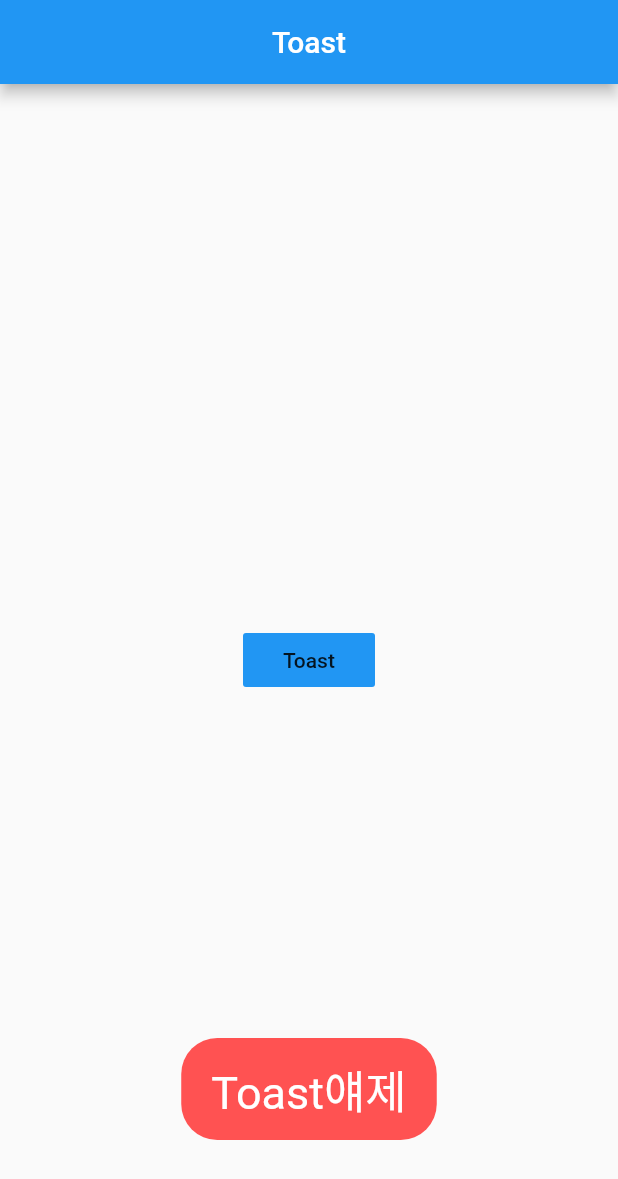
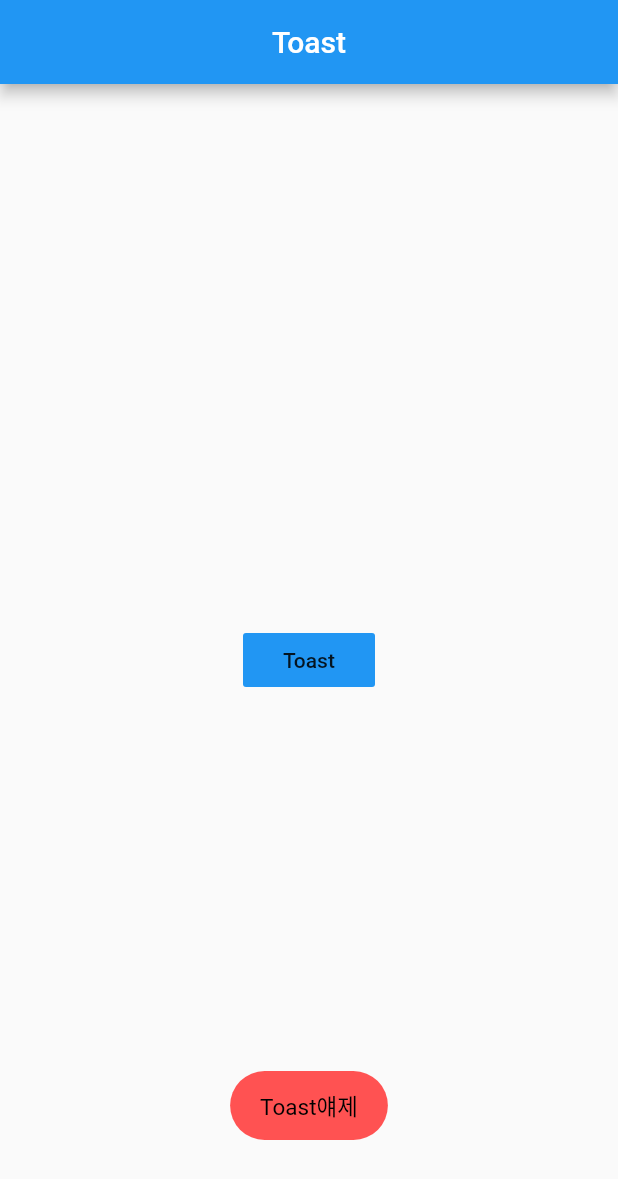
Before and after one commit to w4oamI/Flutter_tutorial, a Flutter app: the screen it shows after launch, after a tap on "Toast", on a phone screen of 412 x 824 dp. Shown: the top 1179 px of the screen. Run offline on Flutter 3.47's test engine with Material 2 defaults, Android fonts, the phone set to English and light mode, and no system bars; our stand-ins replace fluttertoast.

```diff
--- a/tutorial/lib/main.dart
+++ b/tutorial/lib/main.dart
@@ -588,9 +588,15 @@ void flutterToast() {
       //커스터마이징
       gravity: ToastGravity.BOTTOM,
       backgroundColor: Colors.redAccent,
-      fontSize: 30.0,
-      textColor: Colors.white,
+      fontSize: 15.0,
+      textColor: Colors.black,
       toastLength: Toast.LENGTH_SHORT);
 }
 
 //코드 확인 21.05.28
+//CS정리(sesstion and cookie)
+//CS정리(클러스터 and 논클러스터)
+//
+//--------------------------//
+
+//--------------------------//
```
